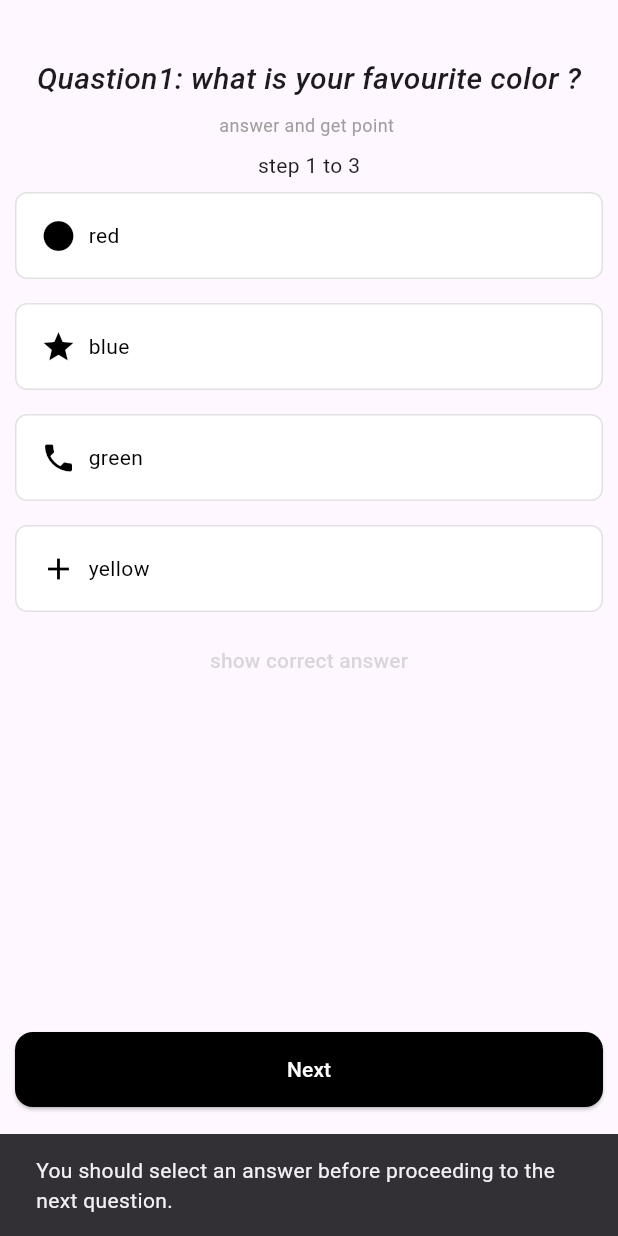
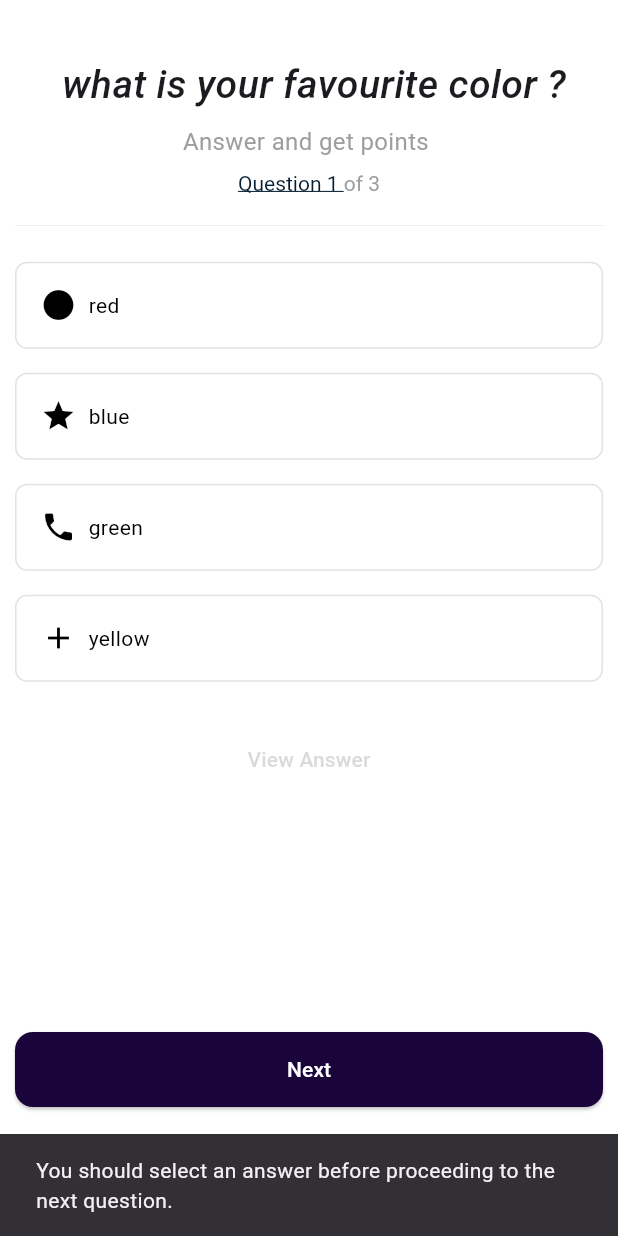
Before and after one commit to haneen-daoud/Simple-Quiz-app, a Flutter app: the screen it shows after launch, after a tap on "Next", on a phone screen of 412 x 824 dp. Run offline on Flutter 3.47's test engine with Material 3 defaults, Android fonts, the phone set to English and light mode, and no system bars.

Commit message:
update style and change color

```diff
--- a/lib/modules/quastion_with_answer.dart
+++ b/lib/modules/quastion_with_answer.dart
@@ -25,7 +25,7 @@ class Answer {
 }
     List<QuastionWithAnswer> quastionWithAnswers = [
       QuastionWithAnswer(
-        quastion: 'Quastion1: what is your favourite color ?',
+        quastion: ' what is your favourite color ?',
         answers: [
           Answer(
             text: 'red',
@@ -38,7 +38,7 @@ class Answer {
         correctAnswer: 'red',
       ),
       QuastionWithAnswer(
-        quastion: 'Quastion2: what is your name ?',
+        quastion: ' what is your name ?',
         answers: [
           Answer(text: 'haneen', icon: Icons.add),
           Answer(text: 'sara', icon: Icons.star),
@@ -48,7 +48,7 @@ class Answer {
         correctAnswer: 'sara',
       ),
       QuastionWithAnswer(
-        quastion: 'Quastion3: where are you from ?',
+        quastion: ' where are you from ?',
         answers: [
           Answer(text: 'hebron', icon: Icons.add),
           Answer(text: 'jenin', icon: Icons.star),
--- a/lib/pages/home_page.dart
+++ b/lib/pages/home_page.dart
@@ -40,11 +40,11 @@ class _MyHomePageState extends State<MyHomePage> {
   @override
   Widget build(BuildContext context) {
     return Scaffold(
+      backgroundColor: Colors.white,
       body: SafeArea(
         child: Padding(
           padding: const EdgeInsets.symmetric(horizontal: 10.0, vertical: 30.0),
-          child: !isFinished
-              ? Column(
+          child: !isFinished ? Column(
                   children: [
                     const SizedBox(
                       height: 8,
@@ -52,7 +52,7 @@ class _MyHomePageState extends State<MyHomePage> {
                     Text(
                       quastionWithAnswers[quastionIndex].quastion,
                       style: const TextStyle(
-                        fontSize: 20,
+                        fontSize: 26,
                         fontWeight: FontWeight.w500,
                         fontStyle: FontStyle.italic,
                       ),
@@ -61,18 +61,39 @@ class _MyHomePageState extends State<MyHomePage> {
                       height: 8,
                     ),
                     const Text(
-                      'answer and get point ',
+                      textAlign: TextAlign.left,
+                      'Answer and get points ',
                       style: TextStyle(
                         color: AppColors.grey,
-                        fontSize: 12,
+                        fontSize: 16,
                       ),
                     ),
                     const SizedBox(
                       height: 8,
                     ),
-                    Text(
-                        'step ${quastionIndex + 1} to ${quastionWithAnswers.length}'),
-                    Column(
+                    RichText(
+                      text: TextSpan(
+                        text: '',
+                        children: <TextSpan>[
+                          TextSpan(
+                              text: 'Question ${quastionIndex + 1} ',
+                              style:
+                                  const TextStyle(color: AppColors.navyblue,decoration: TextDecoration.underline)),
+                          TextSpan(
+                              text: 'of ${quastionWithAnswers.length}',
+                              style: const TextStyle(color: AppColors.grey)),
+                        ],
+                      ),
+                    ),
+                    Padding(
+                      padding: const EdgeInsets.symmetric(vertical: 20.0),
+                      child: Container(
+                        decoration: const BoxDecoration(
+                          border: Border(top: BorderSide(color:Color.fromARGB(255, 232, 230, 230),width: 0.5),),
+                        ),
+                        child: Padding(
+                          padding: const EdgeInsets.only(top: 16.0),
+                          child: Column(
                             children: quastionWithAnswers[quastionIndex]
                                 .answers
                                 .map((answer) => AnswerWidgetItem(
@@ -86,26 +107,30 @@ class _MyHomePageState extends State<MyHomePage> {
                                     }))
                                 .toList(),
                           ),
+                        ),
+                      ),
+                    ),
+
                     TextButton(
                       style: TextButton.styleFrom(
-                        foregroundColor: Colors.pink,
+                        foregroundColor: AppColors.green,
                         disabledForegroundColor: Colors.grey.withOpacity(0.38),
                       ),
-                      onPressed: isclick?() {
+                      onPressed: isclick
+                          ? () {
                               setState(() {
-                          if(isclick){
+                                if (isclick) {
                                   viewAnswer = true;
-                          }
-                          else{
-                            viewAnswer=false;
+                                } else {
+                                  viewAnswer = false;
                                 }
                               });
-                      }:null,
-                      child: const Text('show correct answer'),
+                            }
+                          : null,
+                      child: const Text('View Answer'),
                     ),
-                    if (viewAnswer&&isclick)
+                    if (viewAnswer && isclick)
                       Text(quastionWithAnswers[quastionIndex].correctAnswer),
-
                     const Spacer(),
                     MainButton(
                         text: 'Next',
@@ -130,11 +155,19 @@ class _MyHomePageState extends State<MyHomePage> {
                                 );
                               }
 
+                              viewAnswer = false;
+                            } else {
+                              if(isclick){
+                              isFinished = true;
+                              }
+                              else{
+                                  ScaffoldMessenger.of(context).showSnackBar(
+                                  const SnackBar(
+                                      content: Text(
+                                          'You should select an answer before proceeding to the next question.')),
+                                );
 
-                                viewAnswer = false;
-
-                            } else {
-                              isFinished = true;
+                              }
                             }
                           });
                         }),
@@ -145,9 +178,11 @@ class _MyHomePageState extends State<MyHomePage> {
                             quastionIndex = 0;
                             score = 0;
                             isFinished = false;
+                            viewAnswer = false;
+                            isclick = false;
                           });
                         },
-                        child: const Text('reset Quiz'))
+                        child: const Text('Reset Quiz'))
                   ],
                 )
               : CongratsWidget(
--- a/lib/utils/app_colors.dart
+++ b/lib/utils/app_colors.dart
@@ -7,5 +7,7 @@ class AppColors {
   static const Color green =Colors.green;
   static const Color black=Colors.black;
   static const Color red =Colors.red;
+    static const Color navyblue=Color.fromARGB(255, 5, 30, 50);
+
 
 }
--- a/lib/widgets/congrats_widget.dart
+++ b/lib/widgets/congrats_widget.dart
@@ -1,5 +1,6 @@
 import 'package:flutter/material.dart';
 import 'package:quiz_app/modules/quastion_with_answer.dart';
+import 'package:quiz_app/utils/app_colors.dart';
 class CongratsWidget extends StatelessWidget {
   final VoidCallback onTap;
   final int score;
@@ -14,7 +15,7 @@ class CongratsWidget extends StatelessWidget {
                       const Text(
                         'Congratulations  haneen ',
                         style: TextStyle(
-                          color: Colors.red,
+                          color:AppColors.green,
                           fontSize: 20,
                           fontWeight: FontWeight.w500,
                         ),
--- a/lib/widgets/main_button.dart
+++ b/lib/widgets/main_button.dart
@@ -13,7 +13,7 @@ class MainButton extends StatelessWidget {
                         child: ElevatedButton(
                           onPressed: onTap,
                           style: ElevatedButton.styleFrom(
-                            backgroundColor: AppColors.black,
+                            backgroundColor: const Color.fromARGB(255, 26, 5, 59),
                             foregroundColor: AppColors.white,
                             shape: RoundedRectangleBorder(
                                 borderRadius: BorderRadius.circular(12)),
```
Lines whose indentation alone changed are shown as unchanged.
